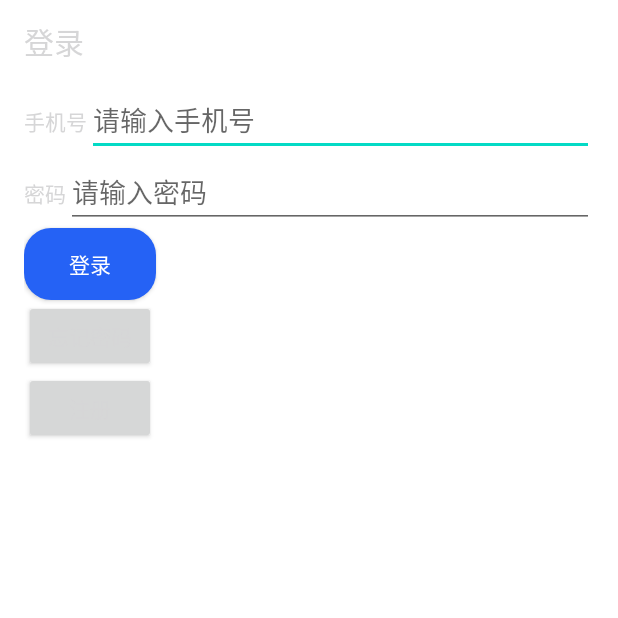
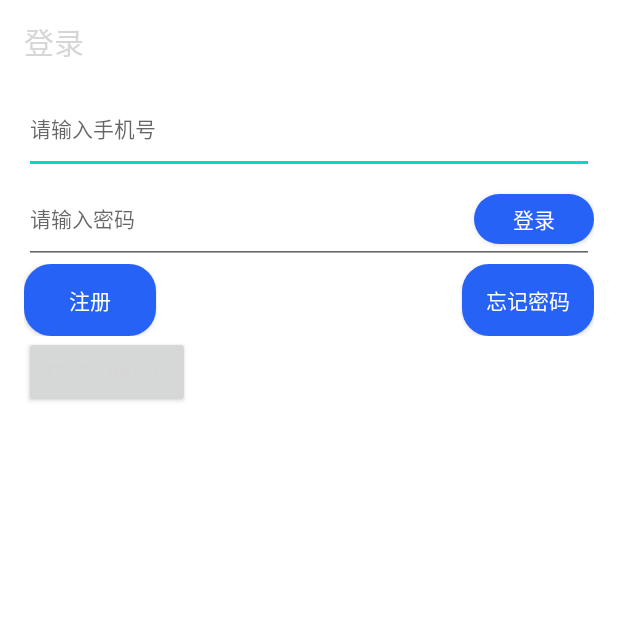
Before and after one commit to dyglcc/obtainPhoneMsgCode, an Android app: the LoginActivity screen opened directly, with no data from a screen before it, on a phone screen of 412 x 824 dp, the top half of it. Run offline under Robolectric (Android 15) with nearby library versions, the phone set to English and light mode, and no system bars; libraries missing offline, so code that uses them is left out: cn.jpush.android, cn.smssdk, cn.smssdk.gui, com.mob, com.yanzhenjie.permission.

Commit message:
try dev dialog loading

```diff
--- a/app/src/main/java/com/kuaishan/obtainmsg/MainActivity.java
+++ b/app/src/main/java/com/kuaishan/obtainmsg/MainActivity.java
@@ -39,6 +39,7 @@ public class MainActivity extends BaseActivity {
         long timeToke = LoginActivity.getTimeToken(this);
         if ((System.currentTimeMillis() - timeToke) >= Constants.COMMON.TENDAYS) {
             goLoginActivity();
+            finish();
             return;
         }
         setContentView(R.layout.activity_main);
--- a/app/src/main/java/com/kuaishan/obtainmsg/account/LoginActivity.java
+++ b/app/src/main/java/com/kuaishan/obtainmsg/account/LoginActivity.java
@@ -39,10 +39,11 @@ import cn.smssdk.gui.RegisterPage;
 
 public class LoginActivity extends BaseActivity {
     private Button buttonLogin;
-    private EditText et_phone, et_pass;
+    private EditText et_pass;
+    private EditText et_phone;
 
     public static void start(Activity context) {
-        context.startActivity(new Intent(context,LoginActivity.class));
+        context.startActivity(new Intent(context, LoginActivity.class));
     }
 
     @Override
@@ -58,6 +59,13 @@ public class LoginActivity extends BaseActivity {
             goMain();
             return;
         }
+
+        findViewById(R.id.btn_dialog_ok).setOnClickListener(new View.OnClickListener() {
+            @Override
+            public void onClick(View v) {
+                Utils.showGetMSGDialog(LoginActivity.this);
+            }
+        });
         String phone = Utils.getPhone(this);
         if (!TextUtils.isEmpty(phone)) {
             et_phone.setText(phone);
@@ -76,11 +84,9 @@ public class LoginActivity extends BaseActivity {
         });
 
         ActionBar actionBar = getSupportActionBar();
-        if(actionBar!=null){
+        if (actionBar != null) {
             actionBar.setTitle("登录");
         }
-
-
     }
 
     private void login() {
@@ -201,15 +207,15 @@ public class LoginActivity extends BaseActivity {
         page.show(context);
     }
 
-    public static void logOut(Activity context){
-        if(context == null){
+    public static void logOut(Activity context) {
+        if (context == null) {
             return;
         }
         SharedPreferences sharedPreferences =
-                context.getSharedPreferences(Constants.COMMON.SHARE_NAME,0);
+                context.getSharedPreferences(Constants.COMMON.SHARE_NAME, 0);
         SharedPreferences.Editor editor = sharedPreferences.edit();
-        editor.putLong(Constants.COMMON.TIME_TOKEN,0);
-        editor.putString(Constants.COMMON.ALIAS,"");
+        editor.putLong(Constants.COMMON.TIME_TOKEN, 0);
+        editor.putString(Constants.COMMON.ALIAS, "");
         editor.apply();
         start(context);
 
@@ -225,7 +231,7 @@ public class LoginActivity extends BaseActivity {
     private final TagAliasCallback mAliasCallback = new TagAliasCallback() {
         @Override
         public void gotResult(int code, String alias, Set<String> tags) {
-            String logs ;
+            String logs;
             switch (code) {
                 case 0:
                     logs = "Set tag and alias success";
@@ -239,7 +245,8 @@ public class LoginActivity extends BaseActivity {
                     logs = "Failed to set alias and tags due to timeout. Try again after 60s.";
                     T.i(logs);
                     // 延迟 60 秒来调用 Handler 设置别名
-                    mHandler.sendMessageDelayed(mHandler.obtainMessage(MSG_SET_ALIAS, alias), 1000 * 60);
+                    mHandler.sendMessageDelayed(mHandler.obtainMessage(MSG_SET_ALIAS, alias),
+                            1000 * 60);
                     break;
                 default:
                     logs = "Failed with errorCode = " + code;
--- a/app/src/main/res/drawable/maintab_4_selector.xml
+++ b/app/src/main/res/drawable/maintab_4_selector.xml
@@ -1,7 +1,5 @@
 <?xml version="1.0" encoding="utf-8"?>
 <selector xmlns:android="http://schemas.android.com/apk/res/android">
-
     <item android:drawable="@drawable/tabbar_profile_selected" android:state_selected="true"></item>
     <item android:drawable="@drawable/tabbar_profile"></item>
-
 </selector>
--- a/app/src/main/res/drawable/selector_button.xml
+++ b/app/src/main/res/drawable/selector_button.xml
@@ -1,6 +1,6 @@
 <?xml version="1.0" encoding="utf-8"?>
 <selector xmlns:android="http://schemas.android.com/apk/res/android">
-    <item android:state_pressed="true">
+    <item android:state_pressed="true" >
         <shape android:shape="rectangle">
             <solid android:color="@color/obtain_blue_pressed"/>
             <corners
--- /dev/null
+++ b/app/src/main/res/drawable/selector_image.xml
@@ -0,0 +1,5 @@
+<?xml version="1.0" encoding="utf-8"?>
+<selector xmlns:android="http://schemas.android.com/apk/res/android">
+    <item android:drawable="@drawable/add" android:state_pressed="true"/>
+    <item android:drawable="@drawable/ic_launcher"/>
+</selector>
--- a/app/src/main/res/layout/main_login.xml
+++ b/app/src/main/res/layout/main_login.xml
@@ -3,63 +3,70 @@
     xmlns:tools="http://schemas.android.com/tools"
     android:layout_width="match_parent"
     android:layout_height="match_parent"
+    android:orientation="vertical"
     android:paddingLeft="@dimen/activity_horizontal_margin"
-    android:paddingRight="@dimen/activity_horizontal_margin"
-    xmlns:app="http://schemas.android.com/apk/res-auto"
-    android:orientation="vertical">
-    <LinearLayout
-        android:id="@+id/line_phone"
-        app:layout_constraintTop_toTopOf="parent"
-        app:layout_constraintStart_toStartOf="parent"
+    android:paddingRight="@dimen/activity_horizontal_margin">
+
+    <EditText
+        android:id="@+id/et_phone"
         android:layout_width="match_parent"
-        android:orientation="horizontal"
-        android:layout_height="wrap_content">
-        <TextView
-            android:layout_width="wrap_content"
-            android:text="手机号"
-            android:layout_height="wrap_content"/>
-        <EditText
-            android:layout_width="match_parent"
-            android:id="@+id/et_phone"
-            android:layout_height="wrap_content"
-            android:drawableRight="@drawable/selector_button"
-            android:hint="请输入手机号"
-            ></EditText>
-    </LinearLayout>
-    <LinearLayout
-        android:id="@+id/line_pass"
-        app:layout_constraintTop_toTopOf="@+id/line_phone"
-        app:layout_constraintStart_toStartOf="parent"
+        android:layout_height="60dp"
+        android:hint="@string/inputPhoneNumber"
+        android:textSize="14dp" />
+
+    <RelativeLayout
         android:layout_width="match_parent"
-        android:orientation="horizontal"
-        android:layout_height="wrap_content">
-        <TextView
-            android:layout_width="wrap_content"
-            android:text="密码"
-            android:layout_height="wrap_content"/>
+
+        android:layout_height="60dp">
+
+
         <EditText
             android:id="@+id/et_pass"
             android:layout_width="match_parent"
+            android:layout_height="match_parent"
+            android:hint="@string/inputPass"
+            android:inputType="textPassword"
+            android:textSize="14dp" />
+
+        <Button
+            android:id="@+id/btn_login"
+            android:layout_width="80dp"
+            android:layout_height="33dp"
+            android:layout_alignParentEnd="true"
+            android:layout_centerVertical="true"
+            android:background="@drawable/selector_button"
+            android:text="@string/btnLoginString"
+            android:textColor="@color/white" />
+    </RelativeLayout>
+    <RelativeLayout
+        android:layout_width="match_parent"
+        android:layout_height="wrap_content"
+        android:orientation="horizontal">
+        <Button
+            android:id="@+id/btn_reg"
+            android:layout_width="wrap_content"
             android:layout_height="wrap_content"
-            android:inputType="textPassword"
-            android:hint="请输入密码"
-            tools:layout_editor_absoluteX="22dp"></EditText>
-    </LinearLayout>
+            android:background="@drawable/selector_button"
+            android:text="@string/regString"
+            android:textColor="@color/white"
+            android:textSize="14dp" />
+
+        <Button
+            android:id="@+id/btn_forget"
+            android:layout_alignParentEnd="true"
+            android:layout_width="wrap_content"
+            android:layout_height="wrap_content"
+            android:background="@drawable/selector_button"
+            android:text="@string/forgotPass"
+            android:textColor="@color/white"
+            android:textSize="14dp" />
+
+    </RelativeLayout>
+
     <Button
         android:layout_width="wrap_content"
-        android:id="@+id/btn_login"
-        android:textColor="@color/white"
-        android:background="@drawable/selector_button"
         android:layout_height="wrap_content"
-        android:text="登录"></Button>
-    <Button
-        android:layout_width="wrap_content"
-        android:id="@+id/btn_forget"
-        android:layout_height="wrap_content"
-        android:text="忘记密码"></Button>
-    <Button
-        android:layout_width="wrap_content"
-        android:id="@+id/btn_reg"
-        android:text="注册"
-        android:layout_height="wrap_content"/>
+        android:text="test dialog"
+        android:id="@+id/btn_dialog_ok"/>
+
 </LinearLayout>
--- a/app/src/main/res/values/strings.xml
+++ b/app/src/main/res/values/strings.xml
@@ -56,4 +56,19 @@
 
     <string name="message_error_save_failed">Save failed, please try again.</string>
     <string name="tryingObtain">正在努力获取,请稍等..</string>
+    <string name="inputPhoneNumber">请输入手机号</string>
+    <string name="inputPass">请输入密码</string>
+    <string name="btnLoginString">登录</string>
+    <string name="forgotPass">忘记密码</string>
+    <string name="regString">注册</string>
+    <string name="add">添加</string>
+    <string name="phoneNumber">手机号</string>
+    <string name="relationOrName">关系或姓名</string>
+    <string name="about_us">关于我们</string>
+    <string name="tv_privacy">隐私条款</string>
+    <string name="tv_logout">退出登录</string>
+    <string name="tv_contract_us">联系我们</string>
+    <string name="obtain_msgcode">获取验证码</string>
+    <string name="try_loading">正在努力获取，请稍等...</string>
+    <string name="copy_msg_code">复制验证码</string>
 </resources>
```
Also changed, not shown: app/src/main/java/com/kuaishan/obtainmsg/core/Utils.java (+16 -10 lines), app/src/main/java/com/kuaishan/obtainmsg/ui/dashboard/DashboardFragment.java (+9 -8 lines), app/src/main/java/com/kuaishan/obtainmsg/widgets/CustomEditText.java (added, +189 -0 lines), app/src/main/res/drawable/progressbar.xml (added, +39 -0 lines), app/src/main/res/layout/dialog_get_msg.xml (added, +44 -0 lines), app/src/main/res/layout/fragment_dashboard.xml (+123 -29 lines), app/src/main/res/layout/main_relation.xml (+31 -18 lines), 1 other file.
